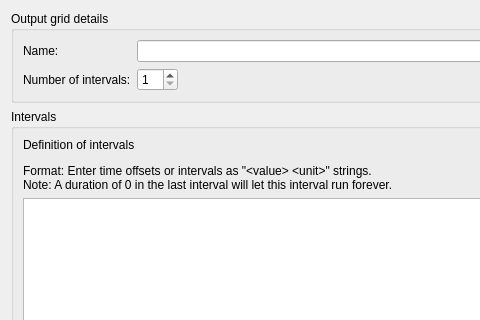
Old version of the form SIM-VICUS/src/SVOutputGridEditDialog.ui in the repository ghorwin/SIM-VICUS; both pictures show x 0 to 480 and y 0 to 320 of the 847 by 542 pixel window.
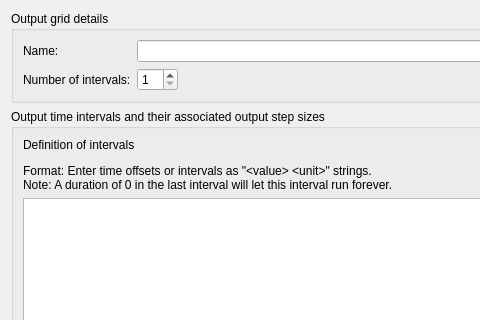
New version of the form.

Commit message: Porting grid edit dialog

What changed in the file:
```diff
--- a/SIM-VICUS/src/SVOutputGridEditDialog.ui
+++ b/SIM-VICUS/src/SVOutputGridEditDialog.ui
@@ -63,7 +63,7 @@
    <item>
     <widget class="QGroupBox" name="groupBox">
      <property name="title">
-      <string>Intervals</string>
+      <string>Output time intervals and their associated output step sizes</string>
      </property>
      <layout class="QVBoxLayout" name="verticalLayout">
       <item>
```
The commit also changes 4 other files.
